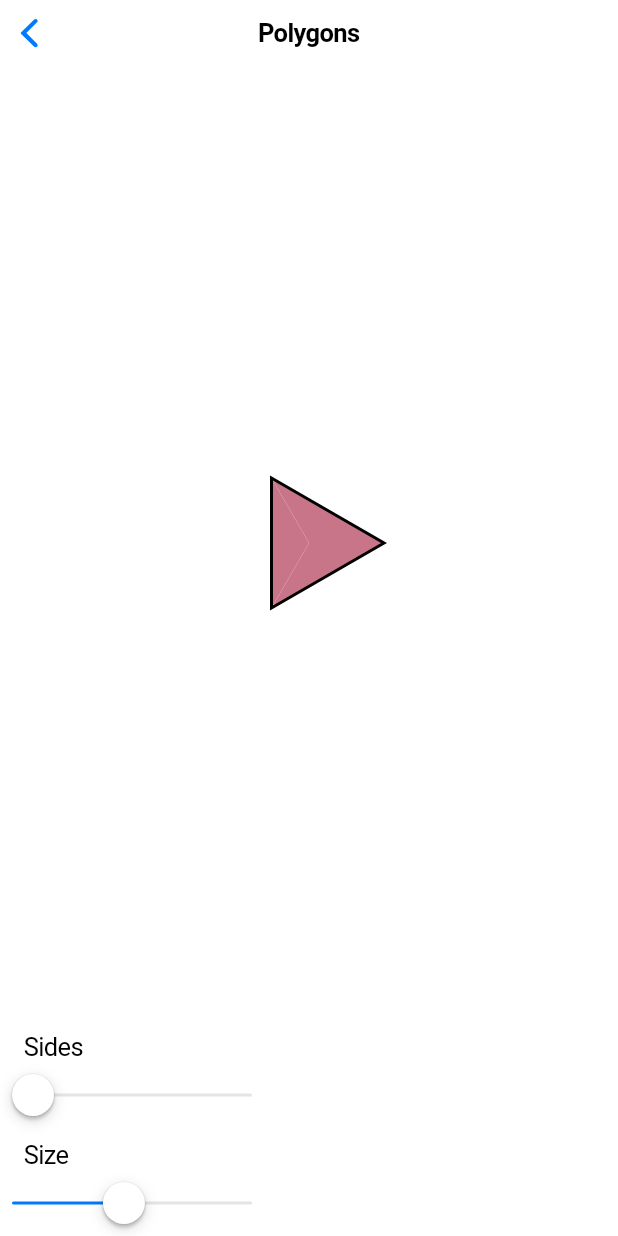
After one commit to Blackdeer1524/mobile-dev, a Flutter app: the AnimationControllerWork screen opened directly, on a phone screen of 412 x 824 dp. The commit adds this screen. Run offline on Flutter 3.47's test engine with Material 3 defaults, Android fonts, the phone set to English and light mode, and no system bars.

Commit message:
done lab4

```diff
--- /dev/null
+++ b/lib/lab4.dart
@@ -0,0 +1,126 @@
+import 'dart:ui';
+import 'package:flutter/cupertino.dart';
+import 'dart:math' as math;
+
+class AnimationControllerWork extends StatefulWidget {
+  const AnimationControllerWork();
+  @override
+  _AnimationControllerState createState() => _AnimationControllerState();
+}
+
+// 25
+// Правильный n-угольник диаметра d, разбитый на треугольники отрезками,
+// соединяющими его центр со всеми вершинами. Треугольники должны
+// быть закрашены случайными цветами.
+class _AnimationControllerState extends State<AnimationControllerWork> {
+  var _sides = 3;
+  var _radius = 100.0;
+
+  @override
+  Widget build(BuildContext context) {
+    final minSides = 3.0;
+    final maxSides = 15.0;
+    return CupertinoPageScaffold(
+      navigationBar: const CupertinoNavigationBar(middle: Text('Polygons')),
+      child: SafeArea(
+        child: Column(
+          crossAxisAlignment: CrossAxisAlignment.start,
+          children: <Widget>[
+            Expanded(
+              child: CustomPaint(
+                painter: ShapePainter(_sides, _radius),
+                child: Container(),
+              ),
+            ),
+            const Padding(
+              padding: EdgeInsets.only(left: 16.0, top: 8),
+              child: Text('Sides'),
+            ),
+            CupertinoSlider(
+              value: _sides.toDouble(),
+              min: minSides,
+              max: maxSides,
+              divisions: (maxSides - minSides).round(),
+              onChanged: (value) {
+                setState(() {
+                  _sides = value.round();
+                });
+              },
+            ),
+            const Padding(
+              padding: EdgeInsets.only(left: 16.0, top: 8),
+              child: Text('Size'),
+            ),
+            CupertinoSlider(
+              value: _radius,
+              min: 10.0,
+              max: MediaQuery.of(context).size.width / 2,
+              onChanged: (value) {
+                setState(() {
+                  _radius = value;
+                });
+              },
+            ),
+          ],
+        ),
+      ),
+    );
+  }
+}
+
+class ShapePainter extends CustomPainter {
+  final int anglesCount;
+  final double diam;
+  final List<Color> triangleColors;
+  ShapePainter(this.anglesCount, this.diam)
+    : triangleColors = List<Color>.generate(anglesCount, (int i) {
+        final rnd = math.Random();
+        return Color.fromARGB(
+          255,
+          100 + rnd.nextInt(156),
+          100 + rnd.nextInt(156),
+          100 + rnd.nextInt(156),
+        );
+      });
+
+  @override
+  void paint(Canvas canvas, Size size) {
+    final Offset center = Offset(size.width / 2, size.height / 2);
+    final double radius = diam / 2;
+    final double stepAngle = 2 * math.pi / anglesCount;
+
+    final List<Offset> vertices = List<Offset>.generate(anglesCount, (int i) {
+      final double a = stepAngle * i;
+      return Offset(
+        center.dx + math.cos(a) * radius,
+        center.dy + math.sin(a) * radius,
+      );
+    });
+
+    for (int i = 0; i < anglesCount; i++) {
+      final int next = (i + 1) % anglesCount;
+      final Path tri = Path()
+        ..moveTo(center.dx, center.dy)
+        ..lineTo(vertices[i].dx, vertices[i].dy)
+        ..lineTo(vertices[next].dx, vertices[next].dy)
+        ..close();
+
+      final Paint fillPaint = Paint()
+        ..style = PaintingStyle.fill
+        ..color = triangleColors[i % triangleColors.length];
+      canvas.drawPath(tri, fillPaint);
+    }
+
+    final Path outline = Path()..addPolygon(vertices, true);
+    final Paint strokePaint = Paint()
+      ..style = PaintingStyle.stroke
+      ..strokeWidth = 2
+      ..color = const Color(0xFF000000);
+    canvas.drawPath(outline, strokePaint);
+  }
+
+  @override
+  bool shouldRepaint(CustomPainter oldDelegate) {
+    return true;
+  }
+}
```
Also changed, not shown: lib/lab4_demo.dart (added, +116 -0 lines), lib/main.dart (+11 -0 lines).
